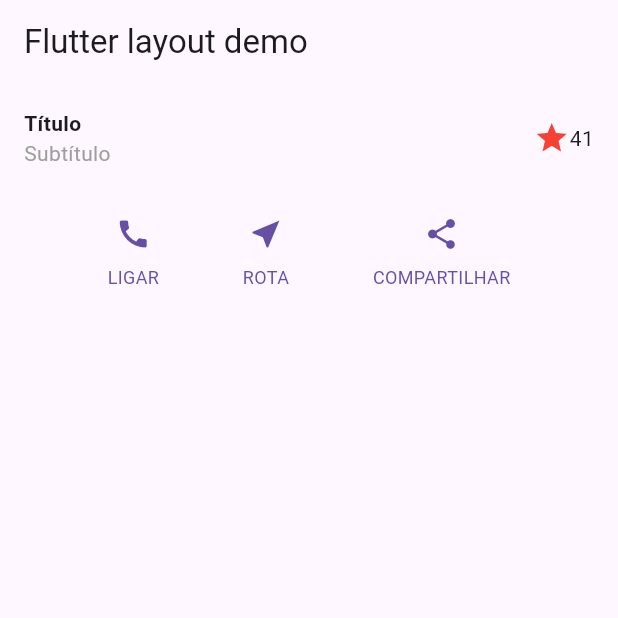
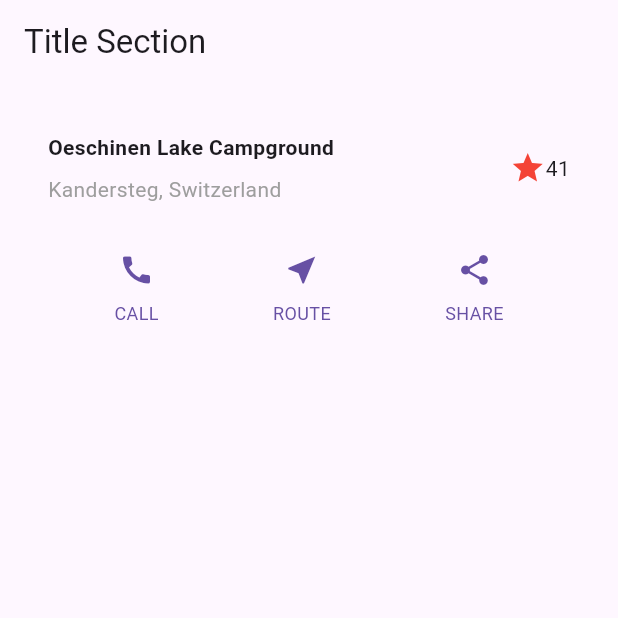
Before and after one commit to ArielFSantos/Estacio_Mundo_4_Nivel_2, a Flutter app: the screen it shows after launch, on a phone screen of 412 x 824 dp, the top half of it. Run offline on Flutter 3.47's test engine with Material 3 defaults, Android fonts, the phone set to English and light mode, and no system bars.

Commit message:
ok
Ate aqui tudo certo kkk ainda funciona

```diff
--- a/explore/lib/main.dart
+++ b/explore/lib/main.dart
@@ -8,10 +8,10 @@ class MyApp extends StatelessWidget {
   @override
   Widget build(BuildContext context) {
     return MaterialApp(
-      title: 'Flutter layout demo',
+      title: 'Title Section',
       home: Scaffold(
         appBar: AppBar(
-          title: const Text('Flutter layout demo'),
+          title: const Text('Title Section'),
         ),
         body: Column(
           crossAxisAlignment: CrossAxisAlignment.start,
@@ -26,21 +26,24 @@ class MyApp extends StatelessWidget {
 
   Widget buildTitleSection() {
     return Container(
-      padding: const EdgeInsets.all(16.0),
+      padding: const EdgeInsets.all(32),
       child: Row(
         children: [
           Expanded(
             child: Column(
               crossAxisAlignment: CrossAxisAlignment.start,
               children: [
-                Text(
-                  'Título',
-                  style: TextStyle(
-                    fontWeight: FontWeight.bold,
+                Container(
+                  padding: const EdgeInsets.only(bottom: 8),
+                  child: const Text(
+                    'Oeschinen Lake Campground',
+                    style: TextStyle(
+                      fontWeight: FontWeight.bold,
+                    ),
                   ),
                 ),
                 Text(
-                  'Subtítulo',
+                  'Kandersteg, Switzerland',
                   style: TextStyle(
                     color: Colors.grey[500],
                   ),
@@ -48,43 +51,41 @@ class MyApp extends StatelessWidget {
               ],
             ),
           ),
-          Icon(Icons.star, color: Colors.red[500]),
-          Text('41'),
+          Icon(
+            Icons.star,
+            color: Colors.red[500],
+          ),
+          const Text('41'),
         ],
       ),
     );
   }
 
   Widget buildButtonSection(BuildContext context) {
-    // Recebendo o contexto como parâmetro
-    return Container(
-      padding: const EdgeInsets.all(16.0),
-      child: Row(
-        mainAxisAlignment: MainAxisAlignment.spaceEvenly,
-        children: [
-          _buildButtonColumn(context, Icons.call, 'LIGAR'),
-          _buildButtonColumn(context, Icons.near_me, 'ROTA'),
-          _buildButtonColumn(context, Icons.share, 'COMPARTILHAR'),
-        ],
-      ),
+    Color color = Theme.of(context).primaryColor;
+
+    return Row(
+      mainAxisAlignment: MainAxisAlignment.spaceEvenly,
+      children: [
+        _buildButtonColumn(color, Icons.call, 'CALL'),
+        _buildButtonColumn(color, Icons.near_me, 'ROUTE'),
+        _buildButtonColumn(color, Icons.share, 'SHARE'),
+      ],
     );
   }
 
-  Column _buildButtonColumn(BuildContext context, IconData icon, String label) {
-    // Recebendo o contexto como parâmetro
-    Color color = Theme.of(context).primaryColor;
-
+  Column _buildButtonColumn(Color color, IconData icon, String label) {
     return Column(
       mainAxisSize: MainAxisSize.min,
       mainAxisAlignment: MainAxisAlignment.center,
       children: [
         Icon(icon, color: color),
         Container(
-          margin: const EdgeInsets.only(top: 8.0),
+          margin: const EdgeInsets.only(top: 8),
           child: Text(
             label,
             style: TextStyle(
-              fontSize: 12.0,
+              fontSize: 12,
               fontWeight: FontWeight.w400,
               color: color,
             ),
```
